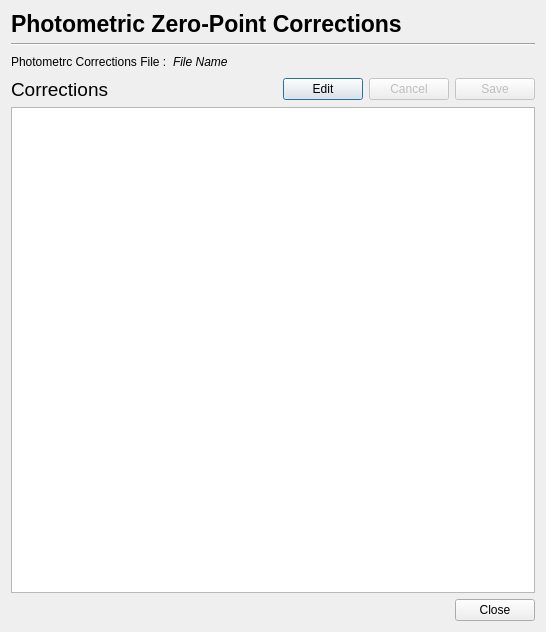
This is PhzQtUI/auxdir/PhzQtUI/DialogPhotCorrectionEdition.ui in astrorama/Phosphoros as Qt 5 draws it before an edit. The edited form follows.
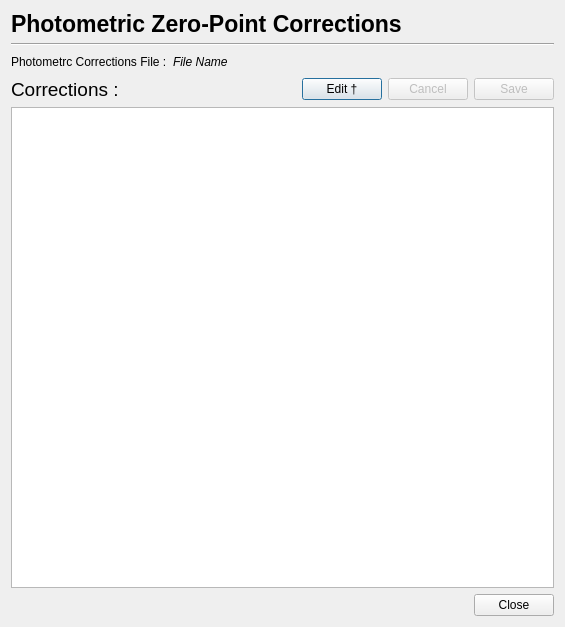
This is the edited form.

Patch:
```diff
--- a/PhzQtUI/auxdir/PhzQtUI/DialogPhotCorrectionEdition.ui
+++ b/PhzQtUI/auxdir/PhzQtUI/DialogPhotCorrectionEdition.ui
@@ -6,8 +6,8 @@
    <rect>
     <x>0</x>
     <y>0</y>
-    <width>546</width>
-    <height>632</height>
+    <width>565</width>
+    <height>627</height>
    </rect>
   </property>
   <property name="windowTitle">
@@ -98,7 +98,7 @@
         </font>
        </property>
        <property name="text">
-        <string>Corrections</string>
+        <string>Corrections :</string>
        </property>
       </widget>
      </item>
@@ -118,7 +118,7 @@
      <item>
       <widget class="QPushButton" name="btn_Edit">
        <property name="text">
-        <string>Edit</string>
+        <string>Edit †</string>
        </property>
       </widget>
      </item>
```
Left out of the diff: 5 changed lines with no effect on the pictures.
